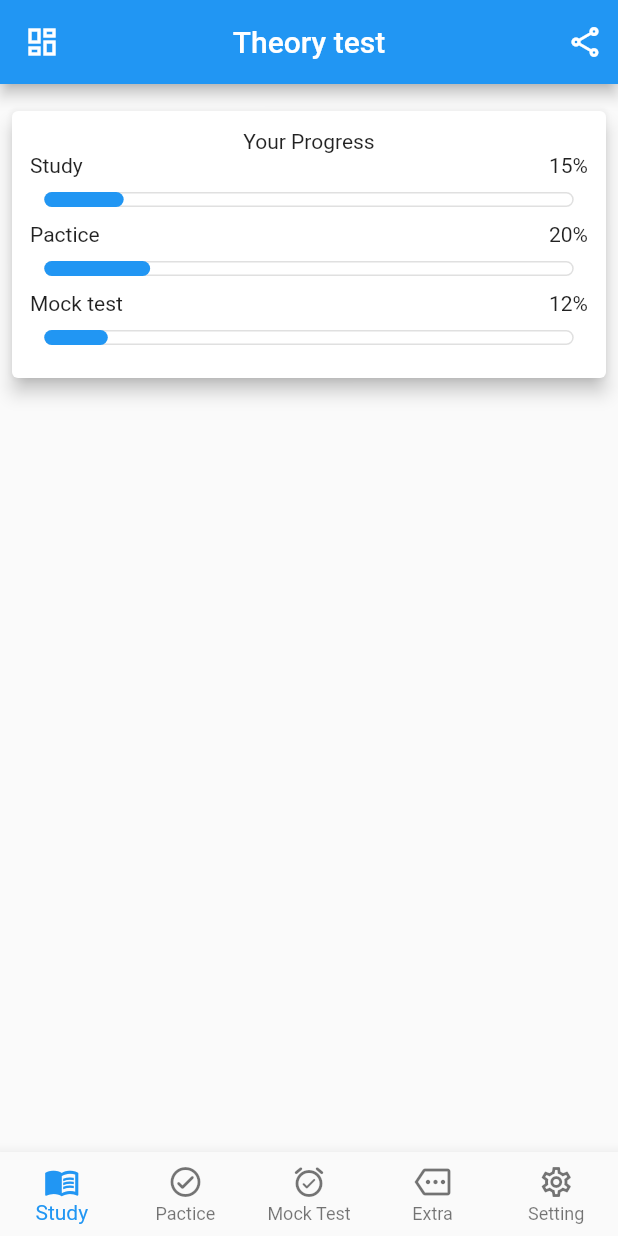
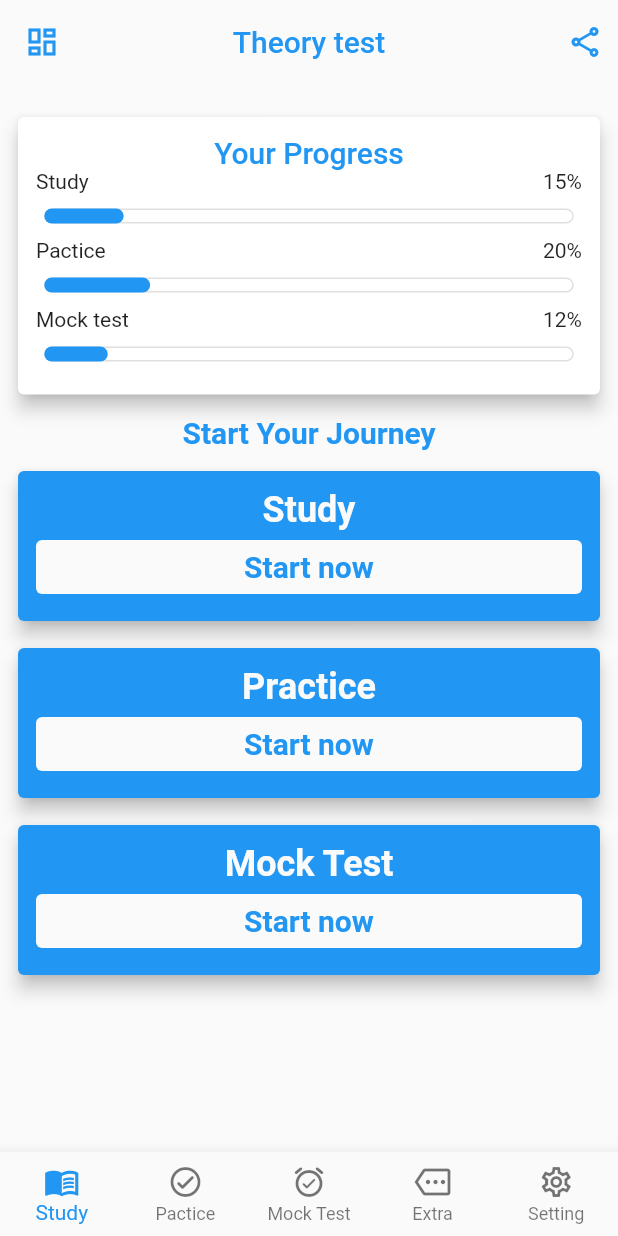
Before and after one commit to metaspook/theory_test, a Flutter app: the screen it shows after launch, on a phone screen of 412 x 824 dp. Run offline on Flutter 3.47's test engine with Material 2 defaults, Android fonts, the phone set to English and light mode, and no system bars.

Commit message:
update home page

```diff
--- a/lib/main.dart
+++ b/lib/main.dart
@@ -12,6 +12,7 @@ class MyApp extends StatelessWidget {
   @override
   Widget build(BuildContext context) {
     return MaterialApp(
+      debugShowCheckedModeBanner: false,
       title: 'Flutter Demo',
       theme: ThemeData(
         primarySwatch: Colors.blue,
--- a/lib/pages/home_page.dart
+++ b/lib/pages/home_page.dart
@@ -1,6 +1,9 @@
+import 'dart:ui';
+
 import 'package:flutter/material.dart';
 import 'package:theory_test/widgets/custom_bottom_navigation_bar.dart';
 import 'package:theory_test/widgets/progress_bar.dart';
+import 'package:theory_test/widgets/start_journey_card.dart';
 
 class HomePage extends StatelessWidget {
   const HomePage({Key? key}) : super(key: key);
@@ -10,29 +13,42 @@ class HomePage extends StatelessWidget {
     return Scaffold(
         bottomNavigationBar: CustomBottomNavigationBar(),
         appBar: AppBar(
-          // backgroundColor: Theme.of(context).scaffoldBackgroundColor,
+          iconTheme: IconThemeData(color: Colors.blue),
+          backgroundColor: Theme.of(context).scaffoldBackgroundColor,
+          elevation: 0,
           leading: const Icon(Icons.dashboard_outlined),
           actions: const [
             Icon(Icons.share_outlined),
             SizedBox(width: 10),
           ],
           centerTitle: true,
-          title: Text("Theory test"),
+          title: Text(
+            "Theory test",
+            style: TextStyle(color: Colors.blue),
+          ),
         ),
         body: Center(
+          child: Padding(
+            padding: const EdgeInsets.all(8.0),
             child: Column(
-            // crossAxisAlignment: CrossAxisAlignment.center,
+              // mainAxisAlignment: MainAxisAlignment.center,
+              crossAxisAlignment: CrossAxisAlignment.stretch,
               children: [
                 SizedBox(height: 10),
                 Card(
-                margin: EdgeInsets.all(8),
                   elevation: 5,
                   // color: Colors.amber,
                   child: Padding(
                     padding: const EdgeInsets.all(12),
                     child: Column(
                       children: [
-                      Text("Your Progress"),
+                        Text(
+                          "Your Progress",
+                          style:
+                              Theme.of(context).textTheme.headline6!.copyWith(
+                                    color: Colors.blue,
+                                  ),
+                        ),
                         Row(
                           mainAxisAlignment: MainAxisAlignment.spaceBetween,
                           children: [Text("Study"), Text("15%")],
@@ -58,8 +74,22 @@ class HomePage extends StatelessWidget {
                     ),
                   ),
                 ),
+                SizedBox(height: 10),
+                Text(
+                  "Start Your Journey",
+                  textAlign: TextAlign.center,
+                  style: Theme.of(context).textTheme.headline6!.copyWith(
+                      color: Colors.blue, fontWeight: FontWeight.bold),
+                ),
+                SizedBox(height: 10),
+                StartJourneyCard(title: 'Study'),
+                SizedBox(height: 10),
+                StartJourneyCard(title: 'Practice'),
+                SizedBox(height: 10),
+                StartJourneyCard(title: 'Mock Test'),
                 Expanded(child: SizedBox()),
               ],
+            ),
           ),
         ));
   }
--- /dev/null
+++ b/lib/widgets/start_journey_card.dart
@@ -0,0 +1,42 @@
+import 'package:flutter/material.dart';
+
+class StartJourneyCard extends StatelessWidget {
+  const StartJourneyCard({Key? key, required this.title}) : super(key: key);
+  final String title;
+
+  @override
+  Widget build(BuildContext context) {
+    return Card(
+      color: Theme.of(context).colorScheme.primary,
+      elevation: 5,
+      child: Padding(
+        padding: const EdgeInsets.all(12),
+        child: Column(
+          crossAxisAlignment: CrossAxisAlignment.stretch,
+          children: [
+            Text(title,
+                textAlign: TextAlign.center,
+                style: Theme.of(context).textTheme.headline5!.copyWith(
+                    color: Theme.of(context).scaffoldBackgroundColor,
+                    fontWeight: FontWeight.bold)),
+            ElevatedButton(
+                onPressed: null,
+                child: Text("Start now",
+                    style: Theme.of(context).textTheme.headline6!.copyWith(
+                        color: Colors.blue, fontWeight: FontWeight.bold)),
+                style: ButtonStyle(
+                  textStyle: MaterialStateProperty.all(Theme.of(context)
+                      .textTheme
+                      .headline6!
+                      .copyWith(
+                          color: Theme.of(context).scaffoldBackgroundColor,
+                          fontWeight: FontWeight.bold)),
+                  backgroundColor: MaterialStateProperty.all(
+                      Theme.of(context).scaffoldBackgroundColor),
+                ))
+          ],
+        ),
+      ),
+    );
+  }
+}
```
Also changed, not shown: pubspec.lock, 2 other files. Lines whose indentation alone changed are shown as unchanged.
